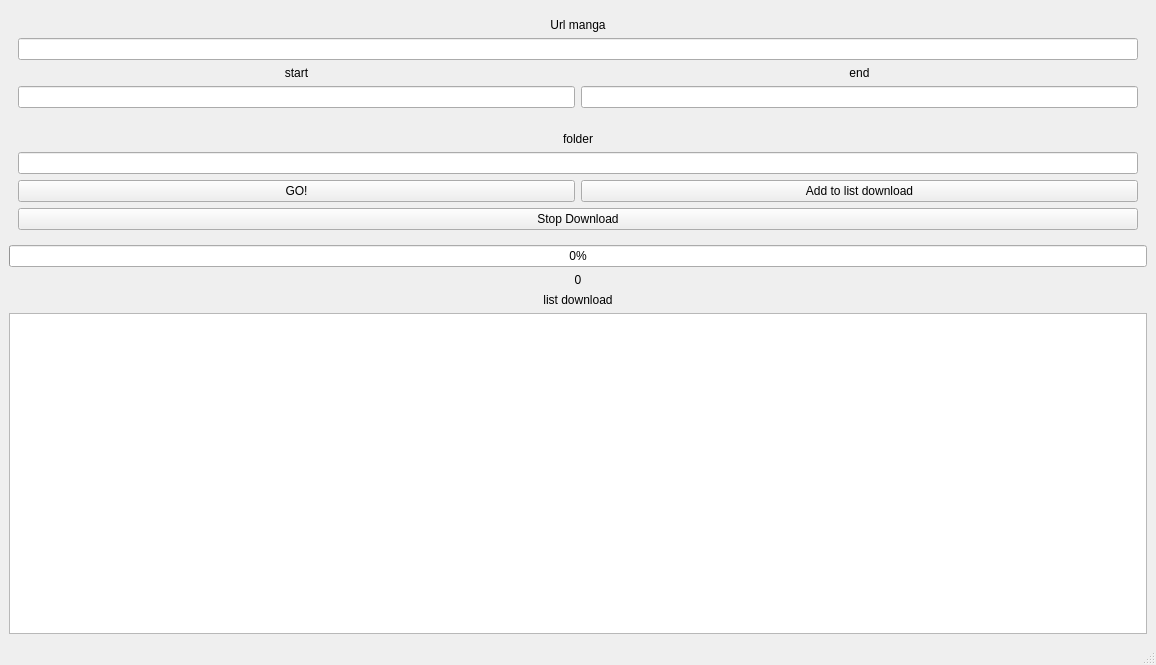
Before: the Qt Designer form mangaScrapper/ui/interface.ui in constraintAutomaton/mangaScraper, drawn with Qt 5.
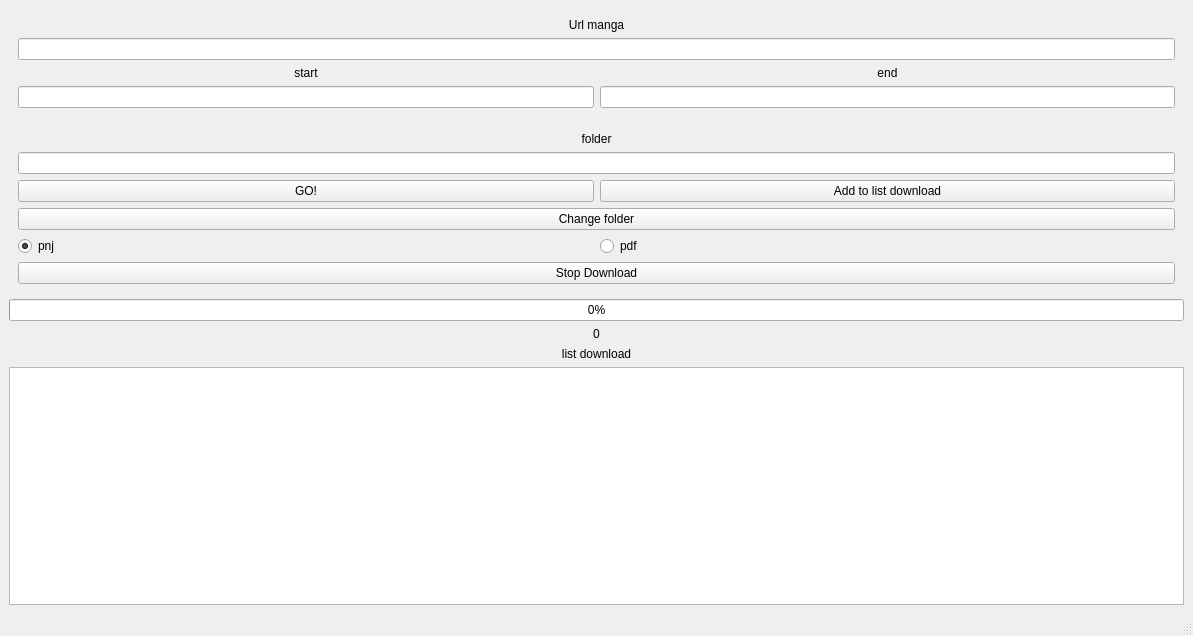
After: the same form once the commit is applied.

Diff of the .ui file:
```diff
--- a/mangaScrapper/ui/interface.ui
+++ b/mangaScrapper/ui/interface.ui
@@ -6,8 +6,8 @@
    <rect>
     <x>0</x>
     <y>0</y>
-    <width>1156</width>
-    <height>665</height>
+    <width>1193</width>
+    <height>636</height>
    </rect>
   </property>
   <property name="windowTitle">
@@ -102,6 +102,34 @@
          </item>
         </layout>
        </item>
+       <item>
+        <widget class="QPushButton" name="btnChangeFolder">
+         <property name="text">
+          <string>Change folder</string>
+         </property>
+        </widget>
+       </item>
+       <item>
+        <layout class="QHBoxLayout" name="horizontalLayout_5">
+         <item>
+          <widget class="QRadioButton" name="rbPnj">
+           <property name="text">
+            <string>pnj</string>
+           </property>
+           <property name="checked">
+            <bool>true</bool>
+           </property>
+          </widget>
+         </item>
+         <item>
+          <widget class="QRadioButton" name="rbPdf">
+           <property name="text">
+            <string>pdf</string>
+           </property>
+          </widget>
+         </item>
+        </layout>
+       </item>
        <item>
         <widget class="QPushButton" name="btnStopDownload">
          <property name="text">
```
Left out of the diff: 2 changed lines with no effect on the pictures.
